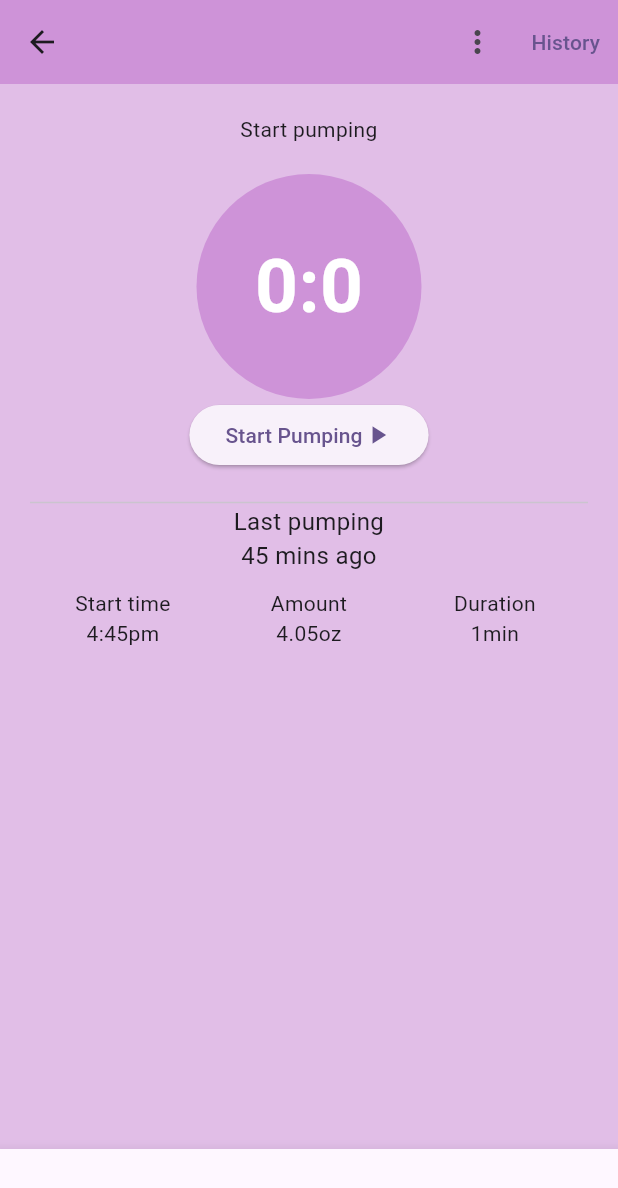
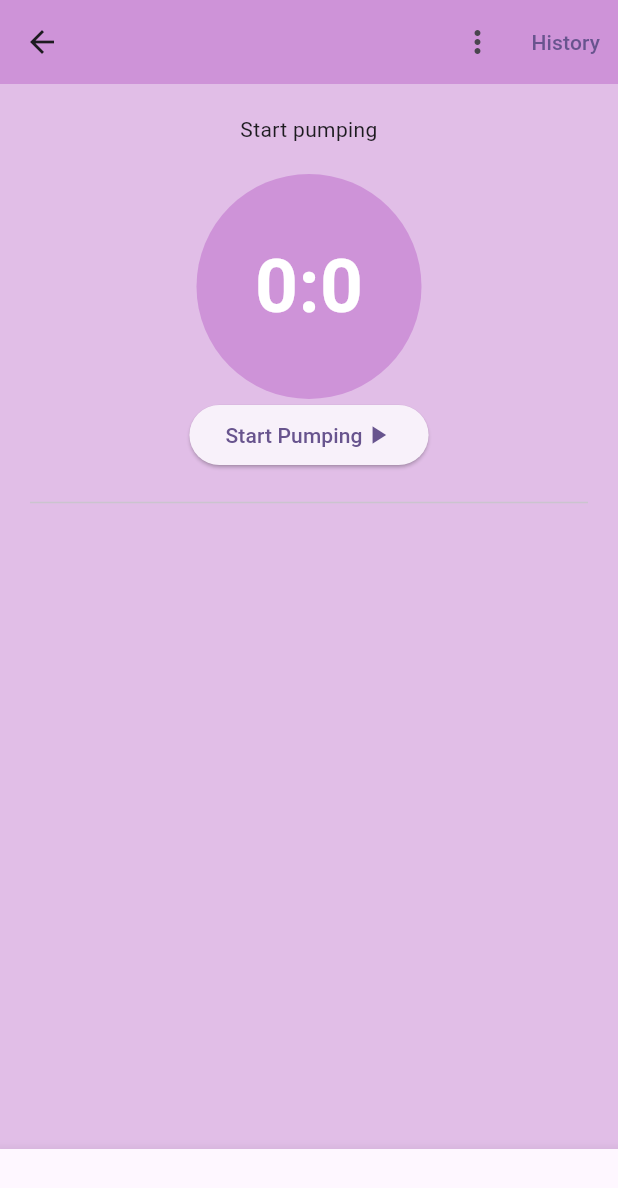
Before and after one commit to CowryCode/BreastFirst, a Flutter app: the PumpingScreen screen opened directly, on a phone screen of 412 x 824 dp. Shown: the top 1188 px of the screen. Run offline on Flutter 3.47's test engine with Material 3 defaults, Android fonts, the phone set to English and light mode, and no system bars; our stand-ins replace assets_audio_player, audioplayers, cloud_firestore, firebase_auth, firebase_core, firebase_messaging and 3 more; missing offline and left inert: dart:ffi; accounts and stored records are empty; generated files the repository leaves out were written again; network calls fail.

Commit message:
time tracking feature added

```diff
--- a/lib/api/model/motherdata.dart
+++ b/lib/api/model/motherdata.dart
@@ -1,9 +1,12 @@
+
+import 'package:breastfirst/api/model/AWSuserProfile.dart';
 
 class Motherdata{
   String? email;
   String? name;
   bool? isPregnant;
   String? dueDate;
+  LastFeeding? lastfeeding;
 
   Motherdata();
 
@@ -16,4 +19,8 @@ class Motherdata{
   void setEmail({required String email}){
     this.email = email;
   }
+
+  void setLastFeedingData({required LastFeeding lastfeed}){
+    this.lastfeeding = lastfeed;
+  }
 }
--- a/lib/api/networkUtilities.dart
+++ b/lib/api/networkUtilities.dart
@@ -1,7 +1,7 @@
 
 
-final baseURL = "http://easyfeed.us-east-2.elasticbeanstalk.com";
-//final baseURL = "http://192.168.2.184:8080";
+//final baseURL = "http://easyfeed.us-east-2.elasticbeanstalk.com";
+final baseURL = "http://192.168.2.184:8080";
 // final baseURL = "http://10.0.2.2:8080";
 final MobileURL = "https://com.cowrycode.easyfeed";
 
--- a/lib/pages/homepage.dart
+++ b/lib/pages/homepage.dart
@@ -63,7 +63,8 @@ class _MyHomePageState extends State<MyHomePage> {
     final firebaseMessaging = FCM();
     firebaseMessaging.setNotifications();
     WidgetsBinding.instance.addPostFrameCallback((_) async {
-      AWSuserProfile profile = await ApiAccess().getAwsUserPrfoile();
+      //AWSuserProfile profile = await ApiAccess().getAwsUserPrfoile();
+      Motherdata profile = motherDataNotifier.value;
       if(profile == null){
         Navigator.push(context, MaterialPageRoute(builder: (context) => SignInPage()),);
       }else{
@@ -89,9 +90,9 @@ class _MyHomePageState extends State<MyHomePage> {
         ValueListenableBuilder(
           valueListenable: motherDataNotifier,
           builder: (context, Motherdata motherdata, child){
+            return (motherdata.name != null) ? Text('${motherdata.name}') : Text('');
             return Container(
               child: StreamBuilder<QuerySnapshot>(
-               // stream: FirebaseFirestore.instance.collection('MotherCollection').where("email", isEqualTo: USERid)
                 stream: FirebaseFirestore.instance.collection('MotherCollection').where("email", isEqualTo: motherdata.email)
                     .snapshots(),
                 builder: (BuildContext context,
--- a/lib/pages/pumping.dart
+++ b/lib/pages/pumping.dart
@@ -1,5 +1,7 @@
+import 'package:breastfirst/api/model/motherdata.dart';
 import 'package:breastfirst/pages/components/countdownwidget.dart';
 import 'package:breastfirst/pages/pumpingreport.dart';
+import 'package:breastfirst/statemanagement/valuenotifiers/NotifierCentral.dart';
 import 'package:flutter/material.dart';
 
 class PumpingScreen extends StatefulWidget {
@@ -33,45 +35,60 @@ class _PumpingScreenState extends State<PumpingScreen> {
       body: SingleChildScrollView(
         child: Padding(
           padding: const EdgeInsets.all(20.0),
-          child: Column(
-            children: [
-              Center(
-                  child: CountDownWidget(breastFeeding: false, bottle: widget.bottle, pumping: widget.pumping,)
-              ),
-              Text('Last pumping\n45 mins ago', textAlign: TextAlign.center, style: TextStyle(fontSize: 16)),
-              SizedBox(height: 10),
-              Table(
+          child:
+
+          ValueListenableBuilder(
+            valueListenable: motherDataNotifier,
+            builder: (context, Motherdata motherdata, child){
+              return Column(
                 children: [
-                  TableRow(
-                    children: [
-                      TableCell(
-                        child: Text('Start time', textAlign: TextAlign.center),
-                      ),
-                      TableCell(
-                        child: Text('Amount', textAlign: TextAlign.center),
-                      ),
-                      TableCell(
-                        child: Text('Duration', textAlign: TextAlign.center),
-                      ),
-                    ],
+                  Center(
+                      child: CountDownWidget(breastFeeding: false, bottle: widget.bottle, pumping: widget.pumping,)
                   ),
-                  TableRow(
-                    children: [
-                      TableCell(
-                        child: Text('4:45pm', textAlign: TextAlign.center),
-                      ),
-                      TableCell(
-                        child: Text('4.05oz', textAlign: TextAlign.center),
-                      ),
-                      TableCell(
-                        child: Text('1min', textAlign: TextAlign.center),
-                      ),
-                    ],
-                  ),
+                  (widget.pumping == true && motherdata.lastfeeding != null && motherdata.lastfeeding!.pumping != null)? Text('Last pumping duration ${motherdata.lastfeeding!.pumping!.breastfeedingduration}(sec)', textAlign: TextAlign.center, style: TextStyle(fontSize: 16))
+                      :
+                  (widget.bottle  == true && motherdata.lastfeeding != null && motherdata.lastfeeding!.bottling != null)? Text('Last pumping duration ${motherdata.lastfeeding!.bottling!.breastfeedingduration}(sec)', textAlign: TextAlign.center, style: TextStyle(fontSize: 16))
+                  :
+                  Text(""),
+                  // SizedBox(height: 10),
+                  // Table(
+                  //   children: [
+                  //     TableRow(
+                  //       children: [
+                  //         TableCell(
+                  //           child: Text('Start time \n ${motherdata.lastfeeding!.pumping!.breastfeedingduration}', textAlign: TextAlign.center),
+                  //         ),
+                  //         TableCell(
+                  //           child: Text('Amount \n ${motherdata.lastfeeding!.pumping!.pumpedQuantityML}', textAlign: TextAlign.center),
+                  //         ),
+                  //         TableCell(
+                  //           child: Text('Duration \n ', textAlign: TextAlign.center),
+                  //         ),
+                  //       ],
+                  //     ),
+                  //     // TableRow(
+                  //     //   children: [
+                  //     //     TableCell(
+                  //     //       child: Text('4:45pm', textAlign: TextAlign.center),
+                  //     //     ),
+                  //     //     TableCell(
+                  //     //       child: Text('4.05oz', textAlign: TextAlign.center),
+                  //     //     ),
+                  //     //     TableCell(
+                  //     //       child: Text('1min', textAlign: TextAlign.center),
+                  //     //     ),
+                  //     //   ],
+                  //     // ),
+                  //   ],
+                  // ),
                 ],
-              ),
-            ],
+              );
+
+            },
+
           ),
+
+
         ),
       ),
       bottomNavigationBar: BottomNavigationBar(
```
Also changed, not shown: lib/api/model/AWSuserProfile.dart (+134 -8 lines), lib/api/model/lastfeeding.dart (added, +84 -0 lines), lib/api/network.dart (+7 -3 lines), lib/pages/login-screen.dart (+31 -22 lines), lib/pages/signup.dart (+58 -33 lines).
